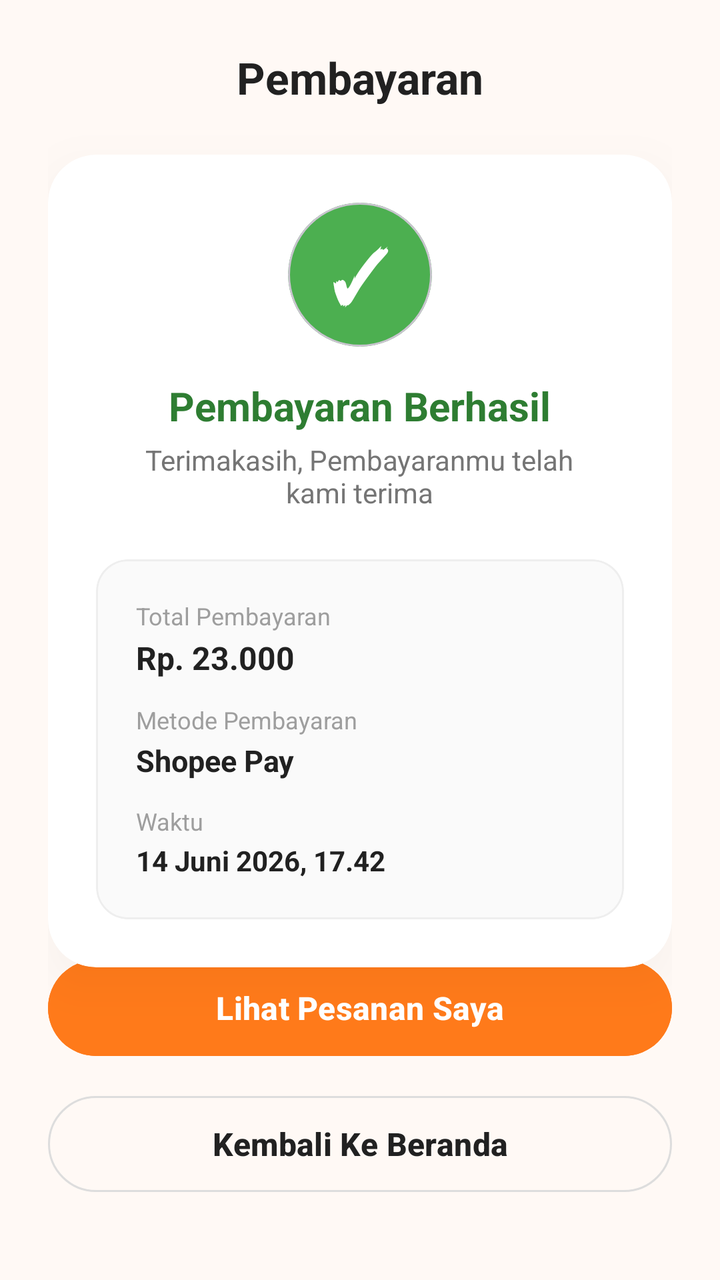
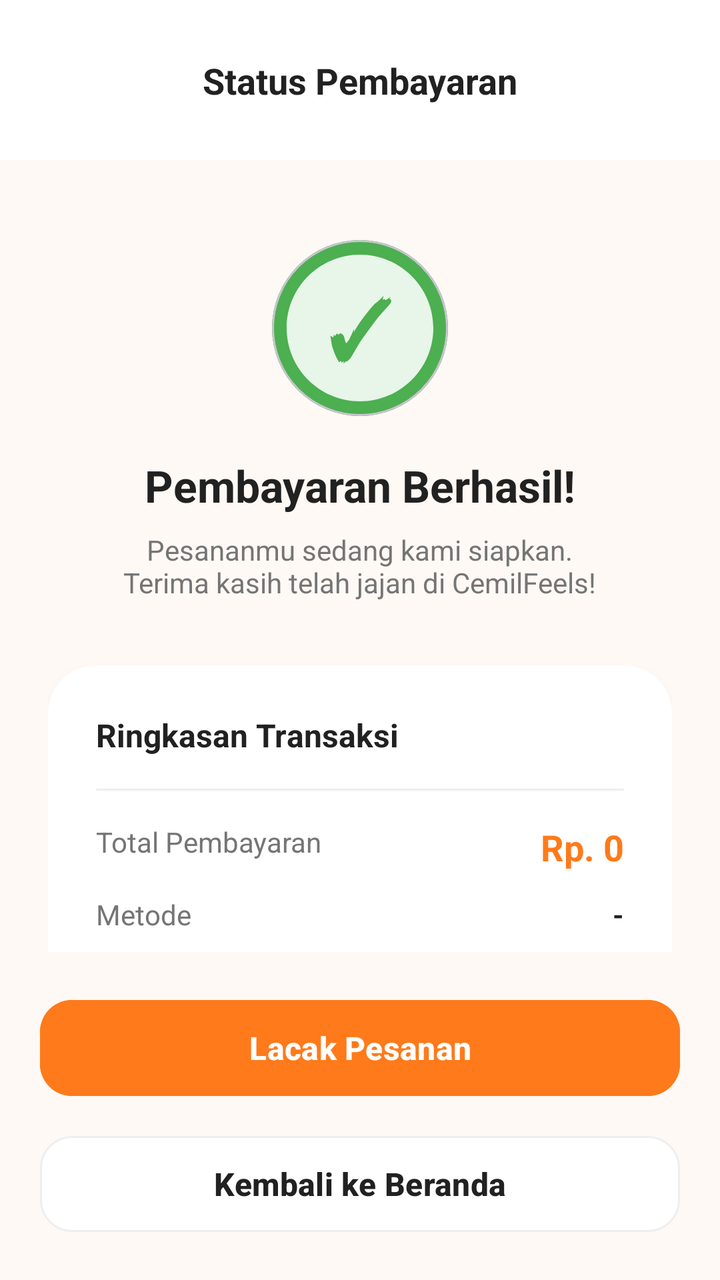

Two renders of the same Android screen: before a commit and after it. Below are the layout's source before the change and the commit's diff.
<!-- AndroidManifest.xml: application theme Theme.Cemil_feels -->
<!-- res/layout/activity_success.xml -->
<?xml version="1.0" encoding="utf-8"?>
<androidx.constraintlayout.widget.ConstraintLayout xmlns:android="http://schemas.android.com/apk/res/android"
    xmlns:app="http://schemas.android.com/apk/res-auto"
    android:layout_width="match_parent"
    android:layout_height="match_parent"
    android:background="#FFF9F5"
    android:padding="24dp">

    
    <TextView
        android:id="@+id/tv_success_header"
        android:layout_width="wrap_content"
        android:layout_height="wrap_content"
        android:text="Pembayaran"
        android:textColor="#212121"
        android:textSize="22sp"
        android:textStyle="bold"
        app:layout_constraintEnd_toEndOf="parent"
        app:layout_constraintStart_toStartOf="parent"
        app:layout_constraintTop_toTopOf="parent" />

    
    <com.google.android.material.card.MaterialCardView
        android:id="@+id/card_success_frame"
        android:layout_width="match_parent"
        android:layout_height="wrap_content"
        android:layout_marginTop="24dp"
        app:cardCornerRadius="24dp"
        app:cardElevation="12dp"
        app:strokeWidth="0dp"
        app:cardBackgroundColor="#FFFFFF"
        app:layout_constraintTop_toBottomOf="@id/tv_success_header">

        <LinearLayout
            android:layout_width="match_parent"
            android:layout_height="wrap_content"
            android:orientation="vertical"
            android:padding="24dp"
            android:gravity="center">

            
            <com.google.android.material.card.MaterialCardView
                android:layout_width="72dp"
                android:layout_height="72dp"
                app:cardCornerRadius="36dp"
                app:cardElevation="0dp"
                app:cardBackgroundColor="#4CAF50"
                android:layout_marginBottom="16dp">
                <LinearLayout
                    android:layout_width="match_parent"
                    android:layout_height="match_parent"
                    android:gravity="center">
                    <TextView
                        android:layout_width="wrap_content"
                        android:layout_height="wrap_content"
                        android:text="✓"
                        android:textColor="@color/white"
                        android:textSize="36sp"
                        android:textStyle="bold" />
                </LinearLayout>
            </com.google.android.material.card.MaterialCardView>

            <TextView
                android:layout_width="wrap_content"
                android:layout_height="wrap_content"
                android:text="Pembayaran Berhasil"
                android:textColor="#2E7D32"
                android:textSize="20sp"
                android:textStyle="bold"
                android:layout_marginBottom="4dp"/>

            <TextView
                android:layout_width="wrap_content"
                android:layout_height="wrap_content"
                android:text="Terimakasih, Pembayaranmu telah\nkami terima"
                android:textColor="#757575"
                android:textSize="14sp"
                android:gravity="center"
                android:layout_marginBottom="24dp" />

            
            <com.google.android.material.card.MaterialCardView
                android:layout_width="match_parent"
                android:layout_height="wrap_content"
                app:cardCornerRadius="16dp"
                app:cardElevation="0dp"
                app:strokeColor="#EEEEEE"
                app:strokeWidth="1dp"
                app:cardBackgroundColor="#FAFAFA">

                <LinearLayout
                    android:layout_width="match_parent"
                    android:layout_height="wrap_content"
                    android:orientation="vertical"
                    android:padding="20dp">

                    
                    <TextView
                        android:layout_width="wrap_content"
                        android:layout_height="wrap_content"
                        android:text="Total Pembayaran"
                        android:textColor="#9E9E9E"
                        android:textSize="12sp"/>
                    <TextView
                        android:id="@+id/tv_success_total"
                        android:layout_width="wrap_content"
                        android:layout_height="wrap_content"
                        android:text="Rp. 23.000"
                        android:textColor="#212121"
                        android:textSize="16sp"
                        android:textStyle="bold"
                        android:layout_marginTop="2dp"
                        android:layout_marginBottom="12dp" />

                    
                    <TextView
                        android:layout_width="wrap_content"
                        android:layout_height="wrap_content"
                        android:text="Metode Pembayaran"
                        android:textColor="#9E9E9E"
                        android:textSize="12sp"/>
                    <TextView
                        android:id="@+id/tv_success_method"
                        android:layout_width="wrap_content"
                        android:layout_height="wrap_content"
                        android:text="Shopee Pay"
                        android:textColor="#212121"
                        android:textSize="15sp"
                        android:textStyle="bold"
                        android:layout_marginTop="2dp"
                        android:layout_marginBottom="12dp" />

                    
                    <TextView
                        android:layout_width="wrap_content"
                        android:layout_height="wrap_content"
                        android:text="Waktu"
                        android:textColor="#9E9E9E"
                        android:textSize="12sp"/>
                    <TextView
                        android:id="@+id/tv_success_time"
                        android:layout_width="wrap_content"
                        android:layout_height="wrap_content"
                        android:text="14 Juni 2026, 17.42"
                        android:textColor="#212121"
                        android:textSize="14sp"
                        android:textStyle="bold"
                        android:layout_marginTop="2dp" />

                </LinearLayout>
            </com.google.android.material.card.MaterialCardView>

        </LinearLayout>
    </com.google.android.material.card.MaterialCardView>

    
    <LinearLayout
        android:layout_width="match_parent"
        android:layout_height="wrap_content"
        android:orientation="vertical"
        app:layout_constraintBottom_toBottomOf="parent"
        android:layout_marginBottom="16dp">

        <com.google.android.material.button.MaterialButton
            android:id="@+id/btn_success_view_order"
            android:layout_width="match_parent"
            android:layout_height="56dp"
            android:backgroundTint="#FF7A1A"
            android:text="Lihat Pesanan Saya"
            android:textColor="@color/white"
            android:textSize="16sp"
            android:textStyle="bold"
            app:cornerRadius="28dp"
            android:layout_marginBottom="12dp" />

        <com.google.android.material.button.MaterialButton
            android:id="@+id/btn_success_home"
            android:layout_width="match_parent"
            android:layout_height="56dp"
            android:backgroundTint="#FFF9F5"
            android:text="Kembali Ke Beranda"
            android:textColor="#212121"
            android:textSize="16sp"
            android:textStyle="bold"
            app:cornerRadius="28dp"
            app:strokeColor="#DDDDDD"
            app:strokeWidth="1dp" />
    </LinearLayout>

</androidx.constraintlayout.widget.ConstraintLayout>
<!-- resources referenced by this layout -->
<resources>
  <color name="white">#FFFFFFFF</color>
  <style name="Theme.Cemil_feels" parent="Base.Theme.Cemil_feels" />
  <style name="Base.Theme.Cemil_feels" parent="Theme.Material3.DayNight.NoActionBar">
          
          <item name="colorPrimary">#FF7A1A</item>
          <item name="android:outlineAmbientShadowColor" tools:targetApi="p">#26000000</item>
          <item name="android:outlineSpotShadowColor" tools:targetApi="p">#26000000</item>
      </style>
</resources>

<!-- the commit's change to res/layout/activity_success.xml (unified diff, before → after) -->
@@ -3,187 +3,248 @@
     xmlns:app="http://schemas.android.com/apk/res-auto"
     android:layout_width="match_parent"
     android:layout_height="match_parent"
-    android:background="#FFF9F5"
-    android:padding="24dp">
+    android:background="#FFF9F5">
 
     
+    <View
+        android:id="@+id/view_success_header_bg"
+        android:layout_width="match_parent"
+        android:layout_height="80dp"
+        android:background="@color/white"
+        app:layout_constraintTop_toTopOf="parent" />
+
     <TextView
         android:id="@+id/tv_success_header"
         android:layout_width="wrap_content"
         android:layout_height="wrap_content"
-        android:text="Pembayaran"
+        android:text="Status Pembayaran"
         android:textColor="#212121"
-        android:textSize="22sp"
+        android:textSize="18sp"
         android:textStyle="bold"
+        app:layout_constraintBottom_toBottomOf="@id/view_success_header_bg"
         app:layout_constraintEnd_toEndOf="parent"
         app:layout_constraintStart_toStartOf="parent"
-        app:layout_constraintTop_toTopOf="parent" />
-
-    
-    <com.google.android.material.card.MaterialCardView
-        android:id="@+id/card_success_frame"
+        app:layout_constraintTop_toTopOf="@id/view_success_header_bg" />
+
+    <androidx.core.widget.NestedScrollView
         android:layout_width="match_parent"
-        android:layout_height="wrap_content"
-        android:layout_marginTop="24dp"
-        app:cardCornerRadius="24dp"
-        app:cardElevation="12dp"
-        app:strokeWidth="0dp"
-        app:cardBackgroundColor="#FFFFFF"
-        app:layout_constraintTop_toBottomOf="@id/tv_success_header">
+        android:layout_height="0dp"
+        android:fillViewport="true"
+        app:layout_constraintBottom_toTopOf="@id/layout_success_actions"
+        app:layout_constraintTop_toBottomOf="@id/view_success_header_bg">
 
         <LinearLayout
             android:layout_width="match_parent"
             android:layout_height="wrap_content"
+            android:gravity="center_horizontal"
             android:orientation="vertical"
-            android:padding="24dp"
-            android:gravity="center">
+            android:padding="24dp">
 
             
             <com.google.android.material.card.MaterialCardView
-                android:layout_width="72dp"
-                android:layout_height="72dp"
-                app:cardCornerRadius="36dp"
-                app:cardElevation="0dp"
-                app:cardBackgroundColor="#4CAF50"
-                android:layout_marginBottom="16dp">
-                <LinearLayout
-                    android:layout_width="match_parent"
-                    android:layout_height="match_parent"
-                    android:gravity="center">
-                    <TextView
-                        android:layout_width="wrap_content"
-                        android:layout_height="wrap_content"
-                        android:text="✓"
-                        android:textColor="@color/white"
-                        android:textSize="36sp"
-                        android:textStyle="bold" />
-                </LinearLayout>
+                android:layout_width="88dp"
+                android:layout_height="88dp"
+                android:layout_marginTop="16dp"
+                android:layout_marginBottom="20dp"
+                app:cardBackgroundColor="#E8F5E9"
+                app:cardCornerRadius="44dp"
+                app:cardElevation="0dp">
+
+                <ImageView
+                    android:layout_width="110dp"
+                    android:layout_height="110dp"
+                    android:layout_gravity="center"
+                    android:src="@drawable/ic_circle_outline"
+                    app:tint="#4CAF50" />
+
+                <TextView
+                    android:layout_width="wrap_content"
+                    android:layout_height="wrap_content"
+                    android:layout_gravity="center"
+                    android:text="✓"
+                    android:textColor="#4CAF50"
+                    android:textSize="40sp"
+                    android:textStyle="bold" />
             </com.google.android.material.card.MaterialCardView>
 
             <TextView
                 android:layout_width="wrap_content"
                 android:layout_height="wrap_content"
-                android:text="Pembayaran Berhasil"
-                android:textColor="#2E7D32"
-                android:textSize="20sp"
-                android:textStyle="bold"
-                android:layout_marginBottom="4dp"/>
+                android:text="Pembayaran Berhasil!"
+                android:textColor="#212121"
+                android:textSize="22sp"
+                android:textStyle="bold" />
 
             <TextView
                 android:layout_width="wrap_content"
                 android:layout_height="wrap_content"
-                android:text="Terimakasih, Pembayaranmu telah\nkami terima"
+                android:layout_marginTop="8dp"
+                android:layout_marginBottom="32dp"
+                android:gravity="center"
+                android:text="Pesananmu sedang kami siapkan.\nTerima kasih telah jajan di CemilFeels!"
                 android:textColor="#757575"
-                android:textSize="14sp"
-                android:gravity="center"
-                android:layout_marginBottom="24dp" />
+                android:textSize="14sp" />
 
             
             <com.google.android.material.card.MaterialCardView
+                android:id="@+id/card_success_frame"
                 android:layout_width="match_parent"
                 android:layout_height="wrap_content"
-                app:cardCornerRadius="16dp"
-                app:cardElevation="0dp"
-                app:strokeColor="#EEEEEE"
-                app:strokeWidth="1dp"
-                app:cardBackgroundColor="#FAFAFA">
+                app:cardBackgroundColor="@color/white"
+                app:cardCornerRadius="24dp"
+                app:cardElevation="4dp"
+                app:strokeWidth="0dp">
 
                 <LinearLayout
                     android:layout_width="match_parent"
                     android:layout_height="wrap_content"
                     android:orientation="vertical"
-                    android:padding="20dp">
-
-                    
+                    android:padding="24dp">
+
                     <TextView
                         android:layout_width="wrap_content"
                         android:layout_height="wrap_content"
-                        android:text="Total Pembayaran"
-                        android:textColor="#9E9E9E"
-                        android:textSize="12sp"/>
-                    <TextView
-                        android:id="@+id/tv_success_total"
-                        android:layout_width="wrap_content"
-                        android:layout_height="wrap_content"
-                        android:text="Rp. 23.000"
+                        android:text="Ringkasan Transaksi"
                         android:textColor="#212121"
                         android:textSize="16sp"
-                        android:textStyle="bold"
-                        android:layout_marginTop="2dp"
-                        android:layout_marginBottom="12dp" />
+                        android:textStyle="bold" />
+
+                    <View
+                        android:layout_width="match_parent"
+                        android:layout_height="1dp"
+                        android:layout_marginVertical="16dp"
+                        android:background="#EEEEEE" />
 
                     
+                    <androidx.constraintlayout.widget.ConstraintLayout
+                        android:layout_width="match_parent"
+                        android:layout_height="wrap_content"
+                        android:layout_marginBottom="12dp">
+
+                        <TextView
+                            android:layout_width="wrap_content"
+                            android:layout_height="wrap_content"
+                            android:text="Total Pembayaran"
+                            android:textColor="#757575"
+                            app:layout_constraintStart_toStartOf="parent"
+                            app:layout_constraintTop_toTopOf="parent" />
+
+                        <TextView
+                            android:id="@+id/tv_success_total"
+                            android:layout_width="wrap_content"
+                            android:layout_height="wrap_content"
+                            android:text="Rp. 0"
+                            android:textColor="#FF7A1A"
+                            android:textSize="18sp"
+                            android:textStyle="bold"
+                            app:layout_constraintEnd_toEndOf="parent"
+                            app:layout_constraintTop_toTopOf="parent" />
+                    </androidx.constraintlayout.widget.ConstraintLayout>
+
+                    <androidx.constraintlayout.widget.ConstraintLayout
+                        android:layout_width="match_parent"
+                        android:layout_height="wrap_content"
+                        android:layout_marginBottom="12dp">
+
+                        <TextView
+                            android:layout_width="wrap_content"
+                            android:layout_height="wrap_content"
+                            android:text="Metode"
+                            android:textColor="#757575"
+                            app:layout_constraintStart_toStartOf="parent"
+                            app:layout_constraintTop_toTopOf="parent" />
+
+                        <TextView
+                            android:id="@+id/tv_success_method"
+                            android:layout_width="wrap_content"
+                            android:layout_height="wrap_content"
+                            android:text="-"
+                            android:textColor="#212121"
+                            android:textStyle="bold"
+                            app:layout_constraintEnd_toEndOf="parent"
+                            app:layout_constraintTop_toTopOf="parent" />
+                    </androidx.constraintlayout.widget.ConstraintLayout>
+
+                    <androidx.constraintlayout.widget.ConstraintLayout
+                        android:layout_width="match_parent"
+                        android:layout_height="wrap_content">
+
+                        <TextView
+                            android:layout_width="wrap_content"
+                            android:layout_height="wrap_content"
+                            android:text="Waktu Transaksi"
+                            android:textColor="#757575"
+                            app:layout_constraintStart_toStartOf="parent"
+                            app:layout_constraintTop_toTopOf="parent" />
+
+                        <TextView
+                            android:id="@+id/tv_success_time"
+                            android:layout_width="wrap_content"
+                            android:layout_height="wrap_content"
+                            android:text="-"
+                            android:textColor="#212121"
+                            android:textStyle="bold"
+                            app:layout_constraintEnd_toEndOf="parent"
+                            app:layout_constraintTop_toTopOf="parent" />
+                    </androidx.constraintlayout.widget.ConstraintLayout>
+
+                    
+                    <View
+                        android:layout_width="match_parent"
+                        android:layout_height="2dp"
+                        android:layout_marginVertical="24dp"
+                        android:background="@android:color/darker_gray"
+                        android:layerType="software"
+                        android:alpha="0.2" />
+
                     <TextView
-                        android:layout_width="wrap_content"
-                        android:layout_height="wrap_content"
-                        android:text="Metode Pembayaran"
+                        android:layout_width="match_parent"
+                        android:layout_height="wrap_content"
+                        android:gravity="center"
+                        android:text="Simpan struk ini sebagai bukti pembayaran yang sah"
                         android:textColor="#9E9E9E"
-                        android:textSize="12sp"/>
-                    <TextView
-                        android:id="@+id/tv_success_method"
-                        android:layout_width="wrap_content"
-                        android:layout_height="wrap_content"
-                        android:text="Shopee Pay"
-                        android:textColor="#212121"
-                        android:textSize="15sp"
-                        android:textStyle="bold"
-                        android:layout_marginTop="2dp"
-                        android:layout_marginBottom="12dp" />
-
-                    
-                    <TextView
-                        android:layout_width="wrap_content"
-                        android:layout_height="wrap_content"
-                        android:text="Waktu"
-                        android:textColor="#9E9E9E"
-                        android:textSize="12sp"/>
-                    <TextView
-                        android:id="@+id/tv_success_time"
-                        android:layout_width="wrap_content"
-                        android:layout_height="wrap_content"
-                        android:text="14 Juni 2026, 17.42"
-                        android:textColor="#212121"
-                        android:textSize="14sp"
-                        android:textStyle="bold"
-                        android:layout_marginTop="2dp" />
+                        android:textSize="12sp"
+                        android:fontStyle="italic" />
 
                 </LinearLayout>
             </com.google.android.material.card.MaterialCardView>
 
         </LinearLayout>
-    </com.google.android.material.card.MaterialCardView>
+    </androidx.core.widget.NestedScrollView>
 
     
     <LinearLayout
+        android:id="@+id/layout_success_actions"
         android:layout_width="match_parent"
         android:layout_height="wrap_content"
         android:orientation="vertical"
-        app:layout_constraintBottom_toBottomOf="parent"
-        android:layout_marginBottom="16dp">
+        android:padding="20dp"
+        app:layout_constraintBottom_toBottomOf="parent">
 
         <com.google.android.material.button.MaterialButton
             android:id="@+id/btn_success_view_order"
             android:layout_width="match_parent"
             android:layout_height="56dp"
             android:backgroundTint="#FF7A1A"
-            android:text="Lihat Pesanan Saya"
+            android:text="Lacak Pesanan"
             android:textColor="@color/white"
             android:textSize="16sp"
             android:textStyle="bold"
-            app:cornerRadius="28dp"
-            android:layout_marginBottom="12dp" />
+            app:cornerRadius="16dp"
+            android:layout_marginBottom="12dp"
+            app:elevation="4dp" />
 
         <com.google.android.material.button.MaterialButton
             android:id="@+id/btn_success_home"
             android:layout_width="match_parent"
             android:layout_height="56dp"
-            android:backgroundTint="#FFF9F5"
-            android:text="Kembali Ke Beranda"
+            android:backgroundTint="#FFFFFF"
+            android:text="Kembali ke Beranda"
             android:textColor="#212121"
             android:textSize="16sp"
             android:textStyle="bold"
-            app:cornerRadius="28dp"
-            app:strokeColor="#DDDDDD"
+            app:cornerRadius="16dp"
+            app:strokeColor="#EEEEEE"
             app:strokeWidth="1dp" />
     </LinearLayout>
 
<!-- resource entries referenced after the edit -->
@@ -1,6 +1,17 @@
 <!-- resources referenced by this layout -->
 <resources>
   <color name="white">#FFFFFFFF</color>
+  <!-- drawable ic_circle_outline (drawable) -->
+  <?xml version="1.0" encoding="utf-8"?>
+  <vector xmlns:android="http://schemas.android.com/apk/res/android"
+      android:width="24dp"
+      android:height="24dp"
+      android:viewportWidth="24"
+      android:viewportHeight="24">
+      <path
+          android:pathData="M12,2C6.47,2 2,6.47 2,12s4.47,10 10,10 10,-4.47 10,-10S17.53,2 12,2zM12,20c-4.41,0 -8,-3.59 -8,-8s3.59,-8 8,-8 8,3.59 8,8 -3.59,8 -8,8z"
+          android:fillColor="#BDBDBD"/>
+  </vector>
   <style name="Theme.Cemil_feels" parent="Base.Theme.Cemil_feels" />
   <style name="Base.Theme.Cemil_feels" parent="Theme.Material3.DayNight.NoActionBar">
           
